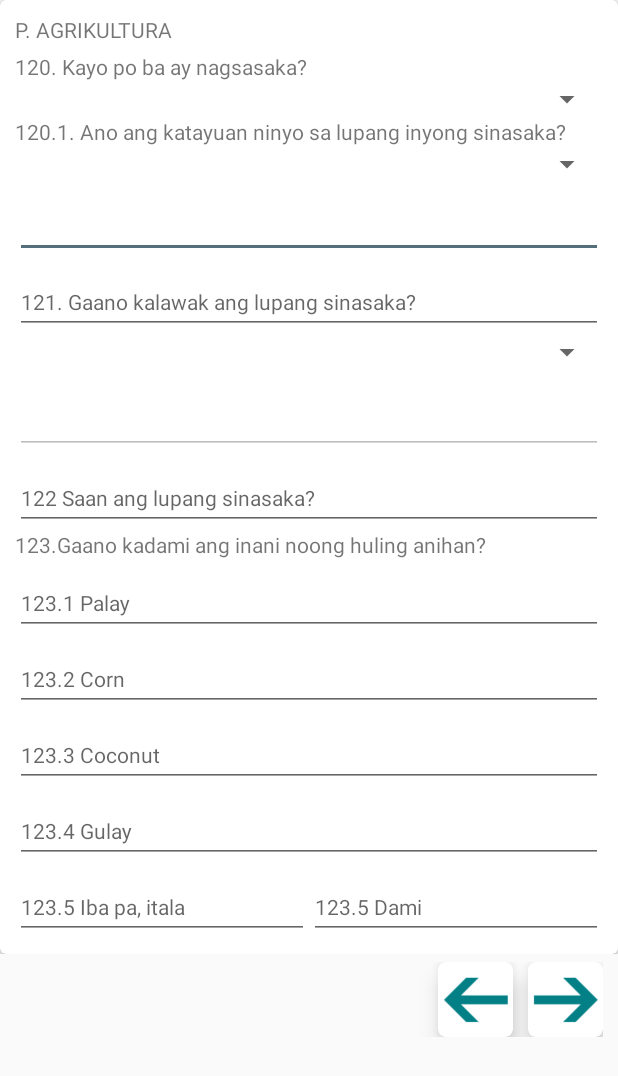
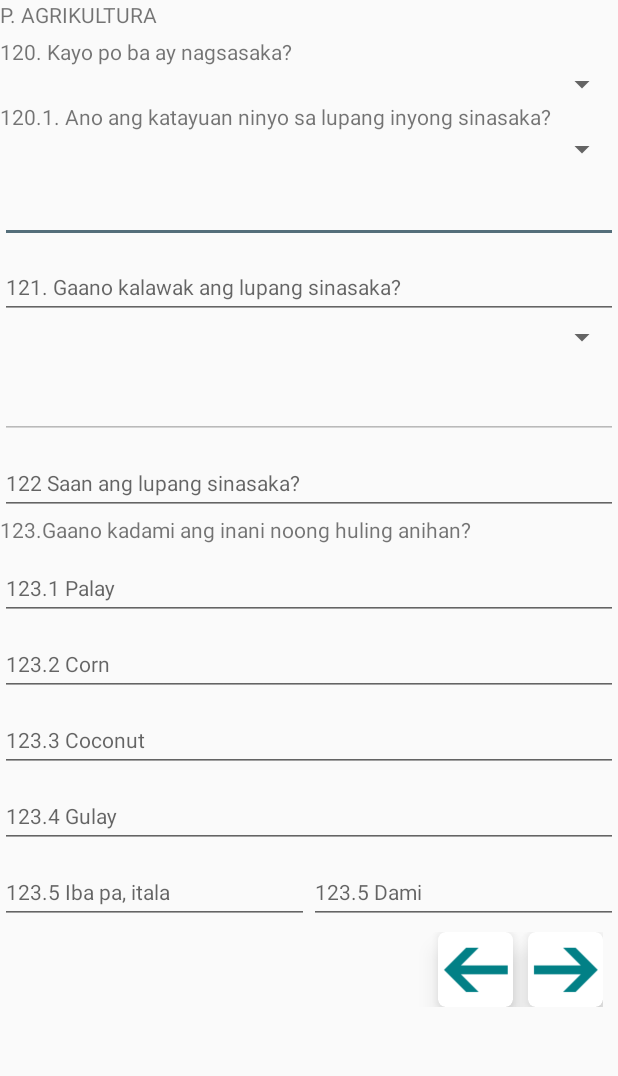
Before and after one commit to alfieOpo/CBMS, an Android app: the fragment _P_Question shown on its own in the app's theme, on a phone screen of 412 x 824 dp. Shown: the top 1076 px of the screen. Run offline under Robolectric (Android 15) with nearby library versions, the phone set to English and light mode, and no system bars; libraries missing offline, so code that uses them is left out: com.weiwangcn.betterspinner; plain views replace MaterialBetterSpinner; 13 statements that could not run were skipped.

Commit message:
Alfie Commit

```diff
--- a/app/src/main/java/absnitsolution/modifiedcommunitybasemonitoringsystem/_P_Question.java
+++ b/app/src/main/java/absnitsolution/modifiedcommunitybasemonitoringsystem/_P_Question.java
@@ -51,7 +51,7 @@ public class _P_Question extends Fragment {
         txt_p_121=(EditText) view.findViewById(R.id.txt_p_121);
         txt_p_120=(EditText) view.findViewById(R.id.txt_p_120);
         this.cpar.setDropdown(R.id.cbo_p_120, R.array.p_katayuan_sinasaka, "N/A");
-        this.cpar.setDropdown(R.id.cbo_converter, R.array.area, "square meter");
+        this.cpar.setDropdown(R.id.cbo_converter, R.array.area, "Select One");
         this.cpar.setDropdown(R.id.cbo_nag_sasaka, R.array.oo_hindi, "Oo");
         this.cpar.setEditText(R.id.txt_p_120);
         this.cpar.setEditText(R.id.txt_equals);
@@ -77,12 +77,12 @@ public class _P_Question extends Fragment {
 
                 }
                 if(position==0){
-                    txt_equals.setText(Config.toCurrency(mainvalue).replace(".00",""));
+                    txt_equals.setText(Config.toCurrency(mainvalue).replace(".00","")+" sq.m");
                 }
 
                 else if(position ==1){
                     double value=(mainvalue * 10000);
-                    txt_equals.setText(Config.toCurrency(value).replace(".00",""));
+                    txt_equals.setText(Config.toCurrency(value).replace(".00","")+" sq.m");
                 }
             }
         });
--- a/app/src/main/res/layout/fragment___p__question.xml
+++ b/app/src/main/res/layout/fragment___p__question.xml
@@ -6,6 +6,13 @@
     android:layout_height="match_parent"
     android:orientation="vertical"
     tools:context="absnitsolution.modifiedcommunitybasemonitoringsystem._P_Question">
+
+    <TextView
+        android:id="@+id/textView22"
+        android:layout_width="match_parent"
+        android:layout_height="wrap_content"
+        android:paddingBottom="5dp"
+        android:text="P. AGRIKULTURA" />
 
     <ScrollView
         android:layout_width="match_parent"
@@ -17,29 +24,12 @@
             android:orientation="vertical"
             android:paddingBottom="55dp">
 
-            <RelativeLayout
-                android:layout_width="match_parent"
-                android:layout_height="match_parent"
-                android:layout_weight="1">
-
-                <android.support.v7.widget.CardView
-                    android:layout_width="match_parent"
-                    android:layout_height="match_parent"
-                    card_view:cardCornerRadius="4dp"
-                    card_view:contentPadding="10dp">
-
             <LinearLayout
                 android:layout_width="match_parent"
                 android:layout_height="match_parent"
+                android:layout_weight="1"
                 android:orientation="vertical">
 
-
-                        <TextView
-                            android:id="@+id/textView22"
-                            android:layout_width="match_parent"
-                            android:layout_height="wrap_content"
-                            android:paddingBottom="5dp"
-                            android:text="P. AGRIKULTURA" />
 
                 <TextView
                     android:id="@+id/textView57"
@@ -279,10 +269,6 @@
 
             </LinearLayout>
 
-
-                </android.support.v7.widget.CardView>
-            </RelativeLayout>
-
             <LinearLayout
                 android:id="@+id/pnl_next_and_back"
                 android:layout_width="match_parent"
```
Lines whose indentation alone changed are shown as unchanged.
